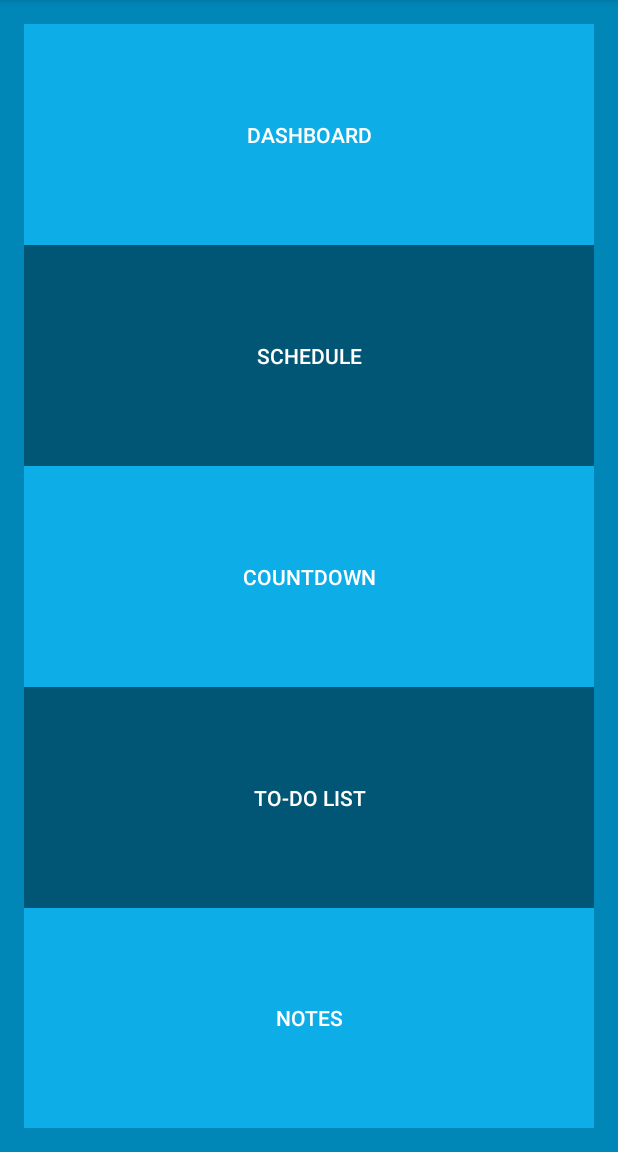
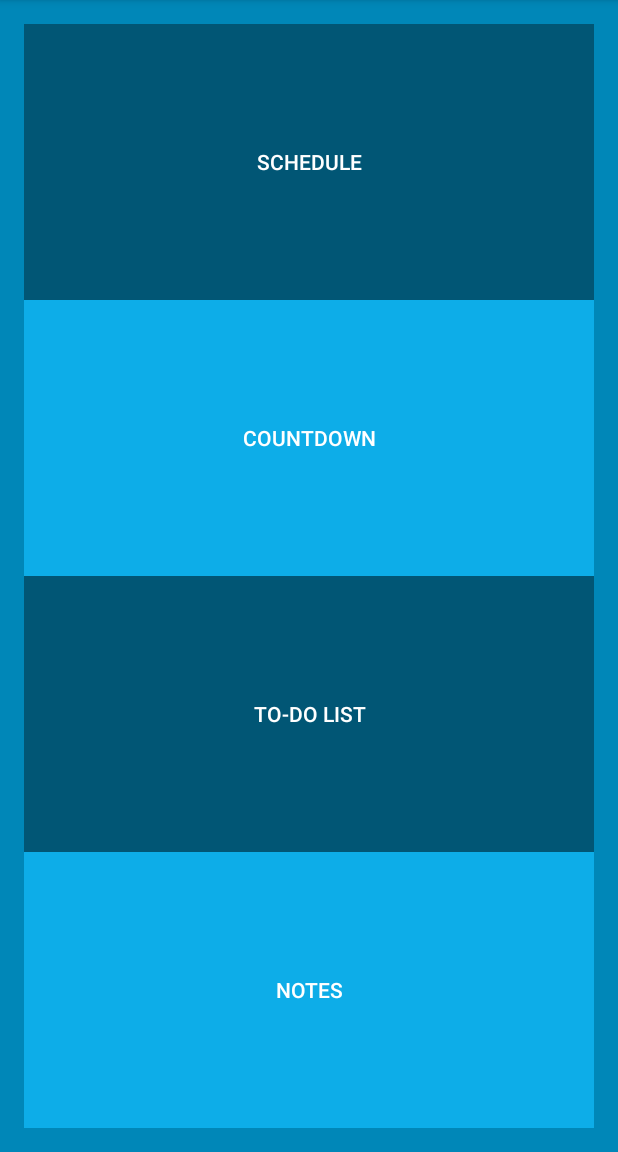
Before and after one commit to MattMetcalfe/StudentHubMine, an Android app: the Menu screen opened directly, with no data from a screen before it, on a phone screen of 412 x 824 dp, the part 84-1236 px from its top. Run offline under Robolectric (Android 15) with nearby library versions, the phone set to English and light mode, and no system bars.

Commit message:
commented out Dashboard.

```diff
--- a/app/src/main/java/com/example/studenthub/Menu.java
+++ b/app/src/main/java/com/example/studenthub/Menu.java
@@ -20,13 +20,14 @@ public class Menu extends AppCompatActivity {
     protected void onCreate(Bundle savedInstanceState) {
         super.onCreate(savedInstanceState);
         setContentView(R.layout.activity_menu);
-        openDashboard();
+        /*openDashboard();*/
         openCountdown();
         openNotes();
         openScheduler();
         openTodo();
     }
 
+/*
     public void openDashboard(){
         button_dashboard = (Button)findViewById(R.id.dashboardButton);
         button_dashboard.setOnClickListener(
@@ -38,6 +39,7 @@ public class Menu extends AppCompatActivity {
                 }
         );
     }
+*/
 
     public void openCountdown(){
         button_countdown = (Button)findViewById(R.id.countdownButton);
--- a/app/src/main/res/layout/activity_menu.xml
+++ b/app/src/main/res/layout/activity_menu.xml
@@ -22,7 +22,7 @@
         android:layout_alignParentLeft="true"
         android:layout_alignParentStart="true">
 
-        <Button
+        <!--<Button
             android:layout_width="match_parent"
             android:layout_height="fill_parent"
             android:text="@string/dashboard"
@@ -32,7 +32,7 @@
             android:clickable="true"
             android:background="@color/ColorSec"
             android:textColor="@android:color/white" />
-
+-->
 
         <Button
             android:layout_width="match_parent"
```
